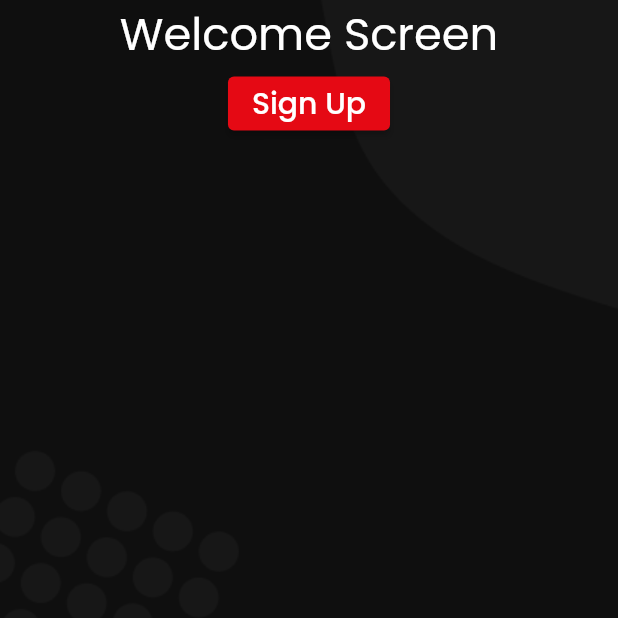
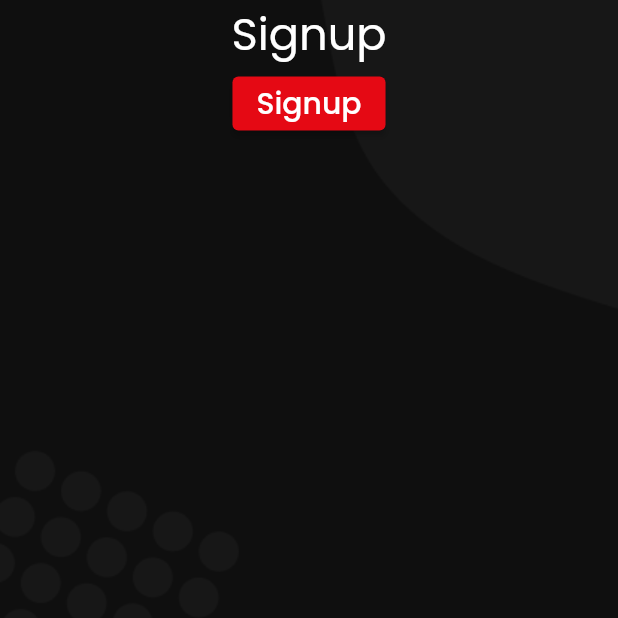
Before and after one commit to Athul0491/PokeMate, a Flutter app: the screen it shows after launch, after a tap on "Sign Up", on a phone screen of 412 x 824 dp, the top half of it. Run offline on Flutter 3.47's test engine with Material 2 defaults, Android fonts, the phone set to English and light mode, and no system bars; our stand-ins replace bloc, bloc_concurrency, cloud_firestore, equatable, firebase_auth, firebase_core and 5 more; accounts and stored records are empty.

Commit message:
dark theme and light theme done, Theme notifier done

```diff
--- a/lib/app.dart
+++ b/lib/app.dart
@@ -5,9 +5,9 @@ import 'package:pokemate/bloc/app_bloc/app_bloc.dart';
 import 'package:pokemate/bloc/app_bloc/app_bloc_files.dart';
 import 'package:pokemate/repositories/auth_repository.dart';
 import 'package:pokemate/shared/error_screen.dart';
-import 'package:pokemate/themes/theme.dart';
-import 'package:pokemate/views/home_screen.dart';
+import 'package:pokemate/themes/theme_notifiers.dart';
 import 'package:pokemate/wrapper.dart';
+import 'package:provider/provider.dart';
 
 class App extends StatefulWidget {
   const App({Key? key}) : super(key: key);
@@ -28,32 +28,26 @@ class _AppState extends State<App> {
           appBloc.add(AppStarted());
           return appBloc;
         },
-        child: Builder(builder: (context) {
-          return BlocBuilder<AppBloc, AppState>(builder: (context, state) {
-            // BlocProvider for DatabaseBloc
+        child: Builder(
+          builder: (context) {
+            return BlocBuilder<AppBloc, AppState>(
+              builder: (context, state) {
+                // TODO: BlocProvider for DatabaseBloc
                 return ScreenUtilInit(
                   designSize: const Size(414, 896),
                   builder: () {
+                    final colors = context.read<ThemeNotifier>();
+                    return Consumer<ThemeNotifier>(
+                      builder: (context, colors, child) {
                         return MaterialApp(
                           debugShowCheckedModeBanner: false,
-                  theme: ThemeData.from(
-                    textTheme: Theme.of(context).textTheme.apply(
-                          fontFamily: 'Poppins',
-                          displayColor: Colors.white,
-                          bodyColor: Colors.white,
-                        ),
-                    colorScheme: const ColorScheme.dark().copyWith(
-                      primary: const Color(0xFFE50914),
-                      onPrimary: Colors.white,
-                      background: const Color(0xFF0F0F0F),
-                      surface: const Color(0xFF363636),
-                    ),
-                  ),
+                          theme: colors.getTheme(context),
                           home: SafeArea(
                             child: Wrapper(state: state),
                           ),
                           builder: (context, child) {
-                    int width = MediaQuery.of(context).size.width.toInt();
+                            int width =
+                                MediaQuery.of(context).size.width.toInt();
                             return MediaQuery(
                               data: MediaQuery.of(context)
                                   .copyWith(textScaleFactor: width / 414),
@@ -63,8 +57,12 @@ class _AppState extends State<App> {
                         );
                       },
                     );
-          });
-        }),
+                  },
+                );
+              },
+            );
+          },
+        ),
       ),
     );
   }
--- a/lib/bloc/app_bloc/app_bloc.dart
+++ b/lib/bloc/app_bloc/app_bloc.dart
@@ -56,7 +56,7 @@ class AppBloc extends Bloc<AppEvent, AppState> {
 
   // When the User Logs in
   FutureOr<void> _onLoginUser(LoginUser event, Emitter<AppState> emit) async {
-    emit(LoginState.loading);
+    emit(LoginPageStates.loading);
     try {
       // Login using email and password
       userData = await _authRepository.logInWithCredentials(
@@ -75,18 +75,18 @@ class AppBloc extends Bloc<AppEvent, AppState> {
       }
     } on Exception catch (e) {
       if (e is UserNotFoundException) {
-        emit(LoginState.noUserFound);
+        emit(LoginPageStates.noUserFound);
       } else if (e is WrongPasswordException) {
-        emit(LoginState.wrongPassword);
+        emit(LoginPageStates.wrongPassword);
       } else {
-        emit(LoginState.somethingWentWrong);
+        emit(LoginPageStates.somethingWentWrong);
       }
     }
   }
 
   // When the User Signs up
   FutureOr<void> _onSignupUser(SignupUser event, Emitter<AppState> emit) async {
-    emit(SignupState.loading);
+    emit(SignupPageStates.loading);
     try {
       // Signup using email and password
       userData = await _authRepository.signUpUsingCredentials(
@@ -104,9 +104,9 @@ class AppBloc extends Bloc<AppEvent, AppState> {
       emit(Authenticated(userData: userData));
     } on Exception catch (e) {
       if (e is EmailAlreadyInUseException) {
-        emit(SignupState.userAlreadyExists);
+        emit(SignupPageStates.userAlreadyExists);
       } else {
-        emit(SignupState.somethingWentWrong);
+        emit(SignupPageStates.somethingWentWrong);
       }
     }
   }
--- a/lib/bloc/app_bloc/app_states.dart
+++ b/lib/bloc/app_bloc/app_states.dart
@@ -55,42 +55,42 @@ class ErrorOccurred extends AppState {
   List<Object?> get props => [toString()];
 }
 
-class LoginState extends AppState {
+class LoginPageStates extends AppState {
   final String message;
 
-  const LoginState({required this.message});
+  const LoginPageStates({required this.message});
 
-  static LoginState loading = const LoginState(message: 'Loading');
+  static LoginPageStates loading = const LoginPageStates(message: 'Loading');
 
-  static LoginState success = const LoginState(message: 'Successful');
+  static LoginPageStates success = const LoginPageStates(message: 'Successful');
 
-  static LoginState noUserFound =
-      const LoginState(message: 'No user found for that email');
+  static LoginPageStates noUserFound =
+      const LoginPageStates(message: 'No user found for that email');
 
-  static LoginState wrongPassword =
-      const LoginState(message: 'Wrong Password provided for that user');
+  static LoginPageStates wrongPassword =
+      const LoginPageStates(message: 'Wrong Password provided for that user');
 
-  static LoginState somethingWentWrong =
-      const LoginState(message: 'Something went wrong, Please try again');
+  static LoginPageStates somethingWentWrong =
+      const LoginPageStates(message: 'Something went wrong, Please try again');
 
   @override
   List<Object?> get props => [message];
 }
 
-class SignupState extends AppState {
+class SignupPageStates extends AppState {
   final String message;
 
-  const SignupState({required this.message});
+  const SignupPageStates({required this.message});
 
-  static SignupState loading = const SignupState(message: 'Loading');
+  static SignupPageStates loading = const SignupPageStates(message: 'Loading');
 
-  static SignupState success = const SignupState(message: 'Successful');
+  static SignupPageStates success = const SignupPageStates(message: 'Successful');
 
-  static SignupState userAlreadyExists =
-      const SignupState(message: 'Email is already in use');
+  static SignupPageStates userAlreadyExists =
+      const SignupPageStates(message: 'Email is already in use');
 
-  static SignupState somethingWentWrong =
-      const SignupState(message: 'Something went wrong, Please try again');
+  static SignupPageStates somethingWentWrong =
+      const SignupPageStates(message: 'Something went wrong, Please try again');
 
   @override
   List<Object?> get props => [message];
--- a/lib/main.dart
+++ b/lib/main.dart
@@ -1,15 +1,31 @@
 import 'package:firebase_core/firebase_core.dart';
 import 'package:flutter/material.dart';
+import 'package:flutter/services.dart';
 import 'package:flutter_bloc/flutter_bloc.dart';
 import 'package:pokemate/app.dart';
 import 'package:pokemate/shared/error_screen.dart';
 import 'package:pokemate/shared/loading.dart';
 import 'package:bloc_concurrency/bloc_concurrency.dart';
+import 'package:pokemate/themes/theme_notifiers.dart';
+import 'package:provider/provider.dart';
+import 'package:shared_preferences/shared_preferences.dart';
 
 void main() {
   WidgetsFlutterBinding.ensureInitialized();
   Bloc.transformer = sequential<dynamic>();
-  runApp(const FlutterFireInit());
+  SystemChrome.setEnabledSystemUIMode(SystemUiMode.manual,
+      overlays: [SystemUiOverlay.bottom]).then((_) {
+    SharedPreferences.getInstance().then((prefs) {
+      var darkModeOn = prefs.getBool('darkMode') ?? true;
+      runApp(ChangeNotifierProvider<ThemeNotifier>(
+        create: (_) => ThemeNotifier(darkModeOn),
+        child: const FlutterFireInit(),
+        builder: (context, widget){
+          return widget ?? Container();
+        },
+      ));
+    });
+  });
 }
 
 class FlutterFireInit extends StatefulWidget {
--- /dev/null
+++ b/lib/themes/theme_notifiers.dart
@@ -0,0 +1,68 @@
+import 'package:flutter/material.dart';
+import 'package:shared_preferences/shared_preferences.dart';
+
+class ThemeNotifier with ChangeNotifier {
+  bool isDarkMode;
+
+  Color get bg =>
+      isDarkMode ? const Color(0xFF0F0F0F) : const Color(0xFFFBFBFB);
+
+  Color get onBg =>
+      isDarkMode ? const Color(0xFF171717) : const Color(0xFFF6F6F6);
+
+  Color get bg2 =>
+      isDarkMode ? const Color(0xFF1D1D1D) : const Color(0xFFF3F3F3);
+
+  Color get card =>
+      isDarkMode ? const Color(0xFF363636) : const Color(0xFFFFFFFF);
+
+  Color get t1 =>
+      isDarkMode ? const Color(0xFFFFFFFF) : const Color(0xFF000000);
+
+  Color get t2 =>
+      isDarkMode ? const Color(0xFF9E9E9E) : const Color(0xFF818181);
+
+  Color get t3 =>
+      isDarkMode ? const Color(0xFF000000) : const Color(0xFFFFFFFF);
+
+  Color get accent =>
+      isDarkMode ? const Color(0xFFE50914) : const Color(0xFFE50914);
+
+  Color get onAccent =>
+      isDarkMode ? const Color(0xFFFFFFFF) : const Color(0xFFFFFFFF);
+
+  ThemeNotifier(this.isDarkMode);
+
+  bool get isDark => isDarkMode;
+
+  ThemeData getTheme(BuildContext context) {
+    return ThemeData.from(
+      textTheme: Theme
+          .of(context)
+          .textTheme
+          .apply(
+        fontFamily: 'Poppins',
+        displayColor: t1,
+        bodyColor: t1,
+      ),
+      colorScheme: isDarkMode ? const ColorScheme.dark().copyWith(
+        primary: accent,
+        onPrimary: onAccent,
+        background: bg,
+        surface: card,
+      ) : const ColorScheme.light().copyWith(
+        primary: accent,
+        onPrimary: t1,
+        background: bg,
+        surface: card,
+      ),
+    );
+  }
+
+  setTheme(bool newValue) async {
+    isDarkMode = newValue;
+    var prefs = await SharedPreferences.getInstance();
+    prefs.setBool('darkMode', newValue);
+    notifyListeners();
+  }
+}
--- /dev/null
+++ b/lib/views/auth_screens/get_started_page.dart
@@ -0,0 +1,4 @@
+import 'package:flutter/material.dart';
+import 'package:flutter_bloc/flutter_bloc.dart';
+import 'package:pokemate/themes/theme_notifiers.dart';
+import 'package:flutter_screenutil/flutter_screenutil.dart';
--- a/lib/views/auth_screens/login_screen.dart
+++ b/lib/views/auth_screens/login_screen.dart
@@ -0,0 +1,52 @@
+import 'package:flutter/material.dart';
+import 'package:flutter_bloc/flutter_bloc.dart';
+import 'package:pokemate/themes/theme_notifiers.dart';
+import 'package:flutter_screenutil/flutter_screenutil.dart';
+
+class LoginPage extends StatefulWidget {
+  const LoginPage({Key? key}) : super(key: key);
+
+  @override
+  _LoginPageState createState() => _LoginPageState();
+}
+
+class _LoginPageState extends State<LoginPage> {
+  @override
+  Widget build(BuildContext context) {
+    final colors = context.read<ThemeNotifier>();
+    return Scaffold(
+      body: Container(
+        padding: EdgeInsets.symmetric(horizontal: 25.w),
+        decoration: BoxDecoration(
+          image: DecorationImage(
+              image: AssetImage(
+                  'assets/${colors.isDarkMode ? 'dark' : 'light'}_bg.png'),
+              fit: BoxFit.cover),
+        ),
+        height: MediaQuery.of(context).size.height,
+        width: MediaQuery.of(context).size.width,
+        child: Column(
+          children: [
+            const Text(
+              'Login',
+              style: TextStyle(
+                fontSize: 30,
+              ),
+            ),
+            ElevatedButton(
+              style: ElevatedButton.styleFrom(primary: colors.accent),
+              child: Text(
+                'Login',
+                style: TextStyle(
+                  fontSize: 20,
+                  color: colors.onAccent,
+                ),
+              ),
+              onPressed: () {},
+            ),
+          ],
+        ),
+      ),
+    );
+  }
+}
--- a/lib/views/auth_screens/signup_screen.dart
+++ b/lib/views/auth_screens/signup_screen.dart
@@ -0,0 +1,52 @@
+import 'package:flutter/material.dart';
+import 'package:flutter_bloc/flutter_bloc.dart';
+import 'package:pokemate/themes/theme_notifiers.dart';
+import 'package:flutter_screenutil/flutter_screenutil.dart';
+
+class SignupPage extends StatefulWidget {
+  const SignupPage({Key? key}) : super(key: key);
+
+  @override
+  _SignupPageState createState() => _SignupPageState();
+}
+
+class _SignupPageState extends State<SignupPage> {
+  @override
+  Widget build(BuildContext context) {
+    final colors = context.read<ThemeNotifier>();
+    return Scaffold(
+      body: Container(
+        padding: EdgeInsets.symmetric(horizontal: 25.w),
+        decoration: BoxDecoration(
+          image: DecorationImage(
+              image: AssetImage(
+                  'assets/${colors.isDarkMode ? 'dark' : 'light'}_bg.png'),
+              fit: BoxFit.cover),
+        ),
+        height: MediaQuery.of(context).size.height,
+        width: MediaQuery.of(context).size.width,
+        child: Column(
+          children: [
+            const Text(
+              'Signup',
+              style: TextStyle(
+                fontSize: 30,
+              ),
+            ),
+            ElevatedButton(
+              style: ElevatedButton.styleFrom(primary: colors.accent),
+              child: Text(
+                'Signup',
+                style: TextStyle(
+                  fontSize: 20,
+                  color: colors.onAccent,
+                ),
+              ),
+              onPressed: () {},
+            ),
+          ],
+        ),
+      ),
+    );
+  }
+}
--- a/lib/views/auth_screens/welcome_screen.dart
+++ b/lib/views/auth_screens/welcome_screen.dart
@@ -1,4 +1,9 @@
 import 'package:flutter/material.dart';
+import 'package:pokemate/themes/theme_notifiers.dart';
+import 'package:pokemate/views/auth_screens/login_screen.dart';
+import 'package:pokemate/views/auth_screens/signup_screen.dart';
+import 'package:flutter_bloc/flutter_bloc.dart';
+import 'package:flutter_screenutil/flutter_screenutil.dart';
 
 class WelcomeScreen extends StatefulWidget {
   const WelcomeScreen({Key? key}) : super(key: key);
@@ -10,16 +15,19 @@ class WelcomeScreen extends StatefulWidget {
 class _WelcomeScreenState extends State<WelcomeScreen> {
   @override
   Widget build(BuildContext context) {
+    final colors = context.read<ThemeNotifier>();
     return Scaffold(
       body: Container(
-        decoration: const BoxDecoration(
+        padding: EdgeInsets.symmetric(horizontal: 25.w),
+        decoration: BoxDecoration(
           image: DecorationImage(
-              image: AssetImage('assets/dark_bg.png'), fit: BoxFit.cover),
+              image: AssetImage(
+                  'assets/${colors.isDarkMode ? 'dark' : 'light'}_bg.png'),
+              fit: BoxFit.cover),
         ),
         height: MediaQuery.of(context).size.height,
         width: MediaQuery.of(context).size.width,
         child: Column(
-
           children: [
             const Text(
               'Welcome Screen',
@@ -27,18 +35,53 @@ class _WelcomeScreenState extends State<WelcomeScreen> {
                 fontSize: 30,
               ),
             ),
+            _buildTheme(colors),
             ElevatedButton(
-              child: const Text(
+              style: ElevatedButton.styleFrom(primary: colors.accent),
+              child: Text(
+                'Login',
+                style: TextStyle(
+                  fontSize: 20,
+                  color: colors.onAccent,
+                ),
+              ),
+              onPressed: () {
+                Navigator.push(context,
+                    MaterialPageRoute(builder: (context) => const LoginPage()));
+              },
+            ),
+            ElevatedButton(
+              style: ElevatedButton.styleFrom(primary: colors.accent),
+              child: Text(
                 'Sign Up',
                 style: TextStyle(
                   fontSize: 20,
+                  color: colors.onAccent,
                 ),
               ),
-              onPressed: () {},
-            )
+              onPressed: () {
+                Navigator.push(context,
+                    MaterialPageRoute(builder: (context) => const SignupPage()));
+              },
+            ),
           ],
         ),
       ),
     );
   }
+
+  SwitchListTile _buildTheme(ThemeNotifier themeNotifier) {
+    return SwitchListTile(
+      title: const Text(
+        'Dark Theme',
+        style: TextStyle(fontSize: 21, fontWeight: FontWeight.w400),
+      ),
+      value: themeNotifier.isDarkMode,
+      onChanged: (bool newValue) async {
+        setState(() {
+          themeNotifier.setTheme(newValue);
+        });
+      },
+    );
+  }
 }
--- a/lib/views/pvp_iv/pvp_iv_rating_screen.dart
+++ b/lib/views/pvp_iv/pvp_iv_rating_screen.dart
@@ -0,0 +1,4 @@
+import 'package:flutter/material.dart';
+import 'package:flutter_bloc/flutter_bloc.dart';
+import 'package:pokemate/themes/theme_notifiers.dart';
+import 'package:flutter_screenutil/flutter_screenutil.dart';
--- a/lib/views/wild_pokemon/wild_pokemon_form.dart
+++ b/lib/views/wild_pokemon/wild_pokemon_form.dart
@@ -0,0 +1,4 @@
+import 'package:flutter/material.dart';
+import 'package:flutter_bloc/flutter_bloc.dart';
+import 'package:pokemate/themes/theme_notifiers.dart';
+import 'package:flutter_screenutil/flutter_screenutil.dart';
--- a/lib/views/wild_pokemon/wild_pokemon_rating_screen.dart
+++ b/lib/views/wild_pokemon/wild_pokemon_rating_screen.dart
@@ -0,0 +1,4 @@
+import 'package:flutter/material.dart';
+import 'package:flutter_bloc/flutter_bloc.dart';
+import 'package:pokemate/themes/theme_notifiers.dart';
+import 'package:flutter_screenutil/flutter_screenutil.dart';
--- a/lib/wrapper.dart
+++ b/lib/wrapper.dart
@@ -6,13 +6,16 @@ import 'package:pokemate/views/home_screen.dart';
 
 class Wrapper extends StatelessWidget {
   final AppState state;
+
   const Wrapper({Key? key, required this.state}) : super(key: key);
 
   @override
   Widget build(BuildContext context) {
     if (state is Uninitialized) {
       return const Loading();
-    } else if (state is Unauthenticated) {
+    } else if (state is Unauthenticated ||
+        state is LoginPageStates ||
+        state is SignupPageStates) {
       return const WelcomeScreen();
     } else if (state is Authenticated) {
       return const HomeScreen();
```
Also changed, not shown: assets/light_bg.png (added), lib/views/auth_screens/additional_details_screen.dart (deleted). Lines whose indentation alone changed are shown as unchanged.
